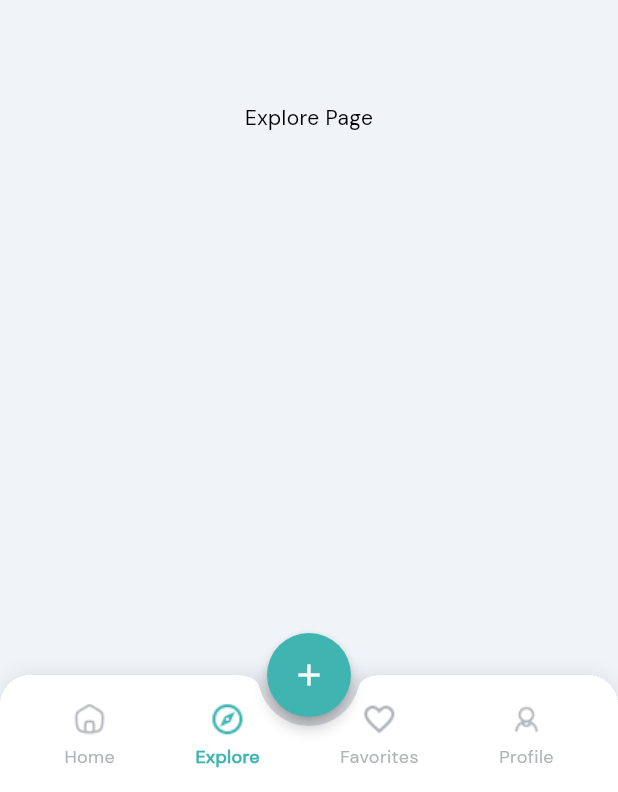
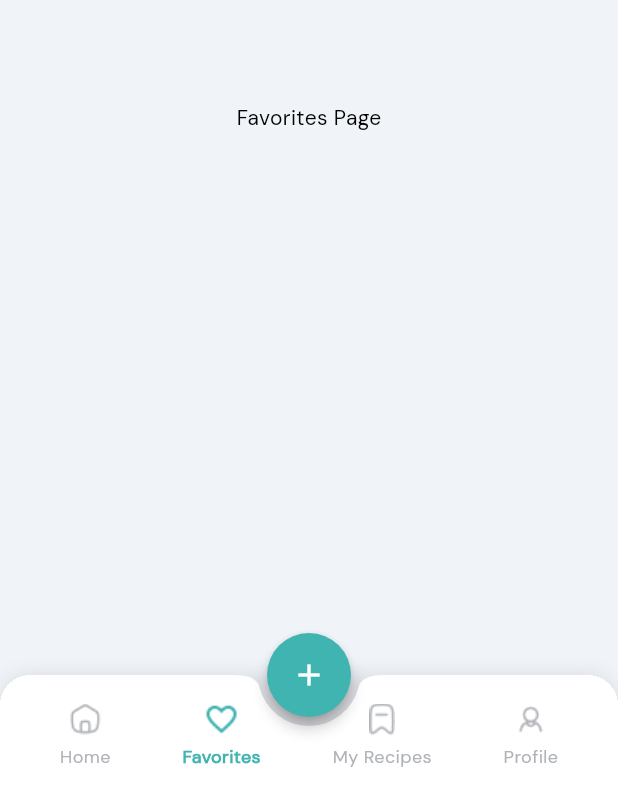
Before and after one commit to mustafa-shihab1/recipe_app, a Flutter app: the MainView screen opened by its route, item 2 of the bottom bar chosen, on a phone screen of 412 x 824 dp. Shown: the part 441-1233 px from the top of the screen. Run offline on Flutter 3.47's test engine with Material 3 defaults, Android fonts, the phone set to English and light mode, and no system bars; our stand-ins replace cloud_firestore, firebase_auth, firebase_core, flutter_bloc, get_it, image_picker and 3 more; accounts and stored records are empty; network calls fail; project files that could hold a hidden picture were left out.

```diff
--- a/lib/features/main/presentation/controller/main_cubit.dart
+++ b/lib/features/main/presentation/controller/main_cubit.dart
@@ -1,7 +1,8 @@
 import 'package:flutter/material.dart';
 import 'package:flutter_bloc/flutter_bloc.dart';
-import 'package:recipe_app/features/home/presentation/view/home_view.dart';
 import '../../../../core/resources/assets_manager.dart';
+import '../../../MyRecipes/presentation/view/my_recipes_view.dart';
+import '../../../home/presentation/view/home_view.dart';
 import 'main_state.dart';
 
 class MainCubit extends Cubit<MainState> {
@@ -9,22 +10,22 @@ class MainCubit extends Cubit<MainState> {
 
   final List<Widget> screens = <Widget>[
     const HomeView(),
-    const Center(child: Text('Explore Page'),),
-    const Center(child: Text('Favorites Page')),
+    const Center(child: Text('Favorites Page'),),
+    const MyRecipesView(),
     const Center(child: Text('Profile Page')),
   ];
 
   final List<String> icons = <String>[
     AssetsManager.homeIcon,
-    AssetsManager.exploreIcon,
     AssetsManager.favoritesIcon,
+    AssetsManager.savedIcon,
     AssetsManager.profileIcon,
   ];
 
   final List<String> labels = <String>[
     'Home',
-    'Explore',
     'Favorites',
+    'My Recipes',
     'Profile',
   ];
 
```
Also changed, not shown: lib/features/addRecipe/presentation/view/add_recipe_view.dart (+0 -42 lines).
